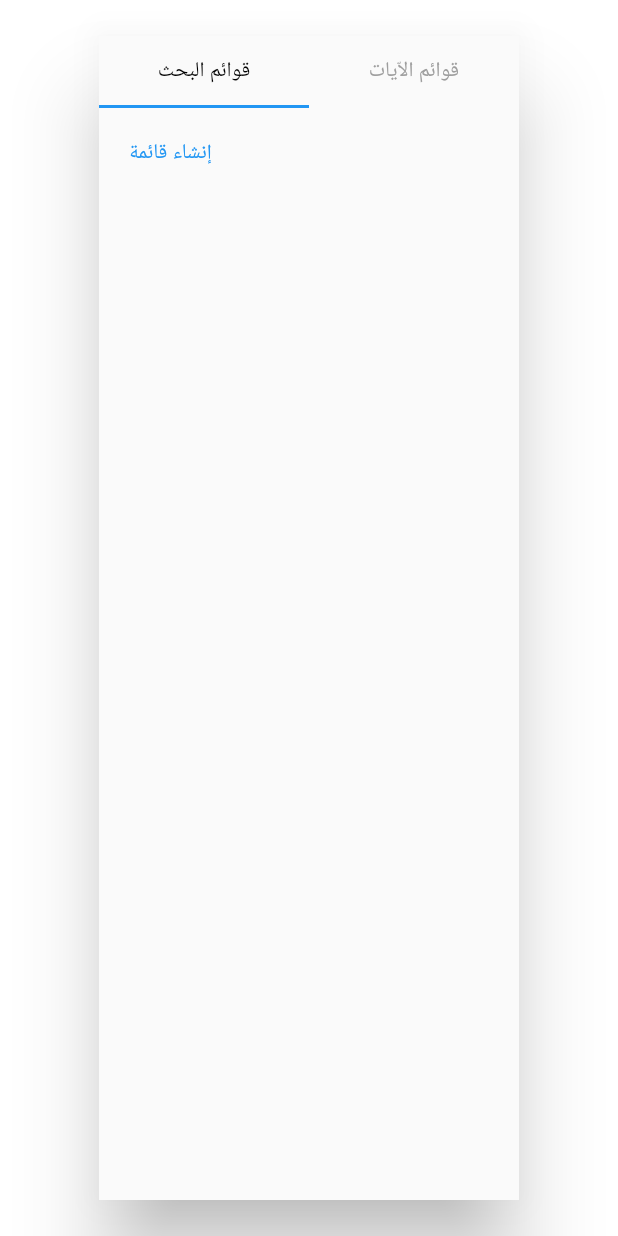
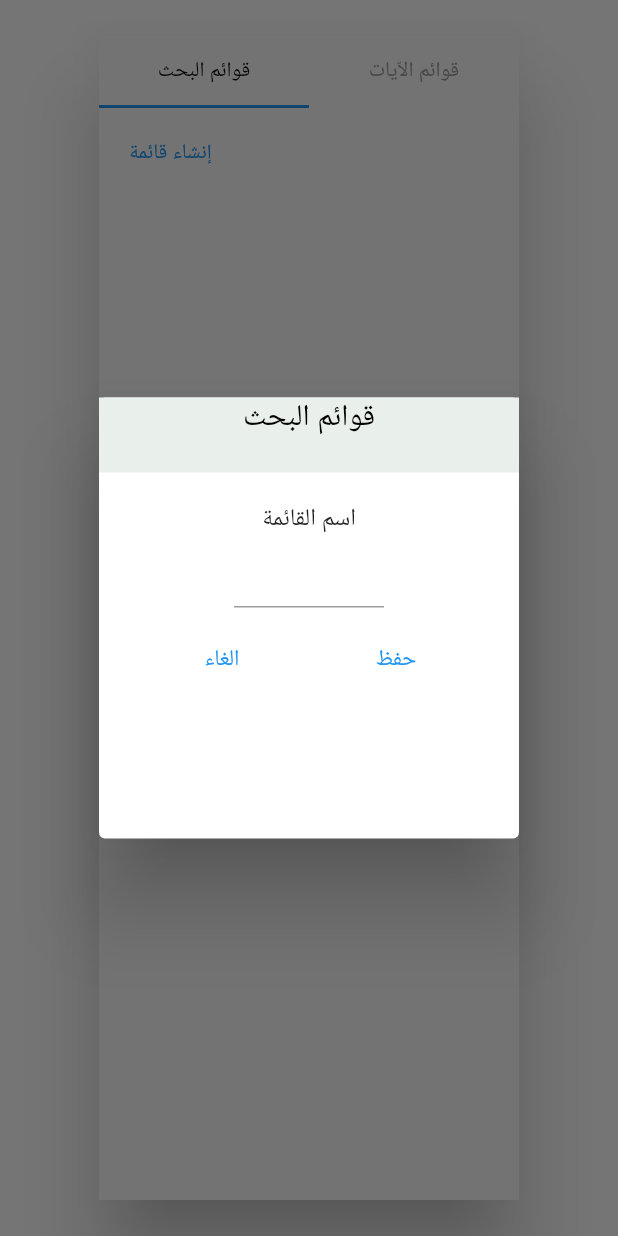
Before and after one commit to FarahAbuthaher/TafsirApp, a Flutter app: the UserCreayedListsDialog screen opened directly, after a tap on "إنشاء قائمة", on a phone screen of 412 x 824 dp. Run offline on Flutter 3.47's test engine with Material 2 defaults, Android fonts, the phone set to English and light mode, and no system bars.

Commit message:
Tafsir applicationTafsir application

```diff
--- a/lib/features/quraan_feature/presentation/widgets/dialogs/user_creation_lists_dialog.dart
+++ b/lib/features/quraan_feature/presentation/widgets/dialogs/user_creation_lists_dialog.dart
@@ -19,7 +19,11 @@ class UserCreayedListsDialog extends StatelessWidget {
               Tab(text: 'قوائم الاّيات'),
             ],
           ),
-          body: TextButton(
+          body: TabBarView(
+            children: [
+              Align(
+                alignment: Alignment.topLeft,
+                child: TextButton(
                     child: Padding(
                       padding: const EdgeInsets.all(12),
                       child: Text(
@@ -27,9 +31,71 @@ class UserCreayedListsDialog extends StatelessWidget {
                         style: TextStyle(color: Colors.blue),
                       ),
                     ),
-              onPressed: () {}),
+                    onPressed: () => customDialog(context,ListCreate('قوائم البحث'))),
+              ),
+              Align(
+                alignment: Alignment.topLeft,
+                child: TextButton(
+                    child: Padding(
+                      padding: const EdgeInsets.all(12),
+                      child: Text(
+                        'إنشاء قائمة',
+                        style: TextStyle(color: Colors.blue),
+                      ),
+                    ),
+                    onPressed: () => customDialog(context,ListCreate('قوائم الاّيات'))),
+              )
+            ],
+          ),
         ),
       ),
     );
   }
 }
+customDialog(BuildContext context, Widget dialogCustom) {
+  // show the dialog
+  showDialog(
+    context: context,
+    builder: (BuildContext context) {
+      return dialogCustom;
+    },
+  );}
+class ListCreate extends StatelessWidget {
+String title;
+
+ListCreate(this.title);
+
+  @override
+  Widget build(BuildContext context) {
+    return AlertDialog(
+      titlePadding: EdgeInsets.zero,
+      title: Container(
+          height: 50,
+          color: Color.fromARGB(255, 233, 239, 234),
+          child: Text(
+           title,
+            textAlign: TextAlign.center,
+            style: TextStyle(color: Colors.black),
+          )),
+      content: Container(
+        height: 200,
+        child: Column(
+          children: [
+            Text('اسم القائمة'),
+            SizedBox(width: 100,child: TextField(textAlign: TextAlign.right,),),
+            SizedBox(height: 10,),
+            Row(
+              mainAxisAlignment: MainAxisAlignment.spaceAround,
+              children: [TextButton(onPressed: null, child: Text('الغاء',style: TextStyle(fontSize: 15, color: Colors.blue),)),
+                TextButton(onPressed: null, child: Text('حفظ',style: TextStyle(fontSize: 15, color: Colors.blue),)),
+
+              ],
+            )
+          ],
+        ),
+      ),
+    );
+  }
+
+
+}
```
Lines whose indentation alone changed are shown as unchanged.
